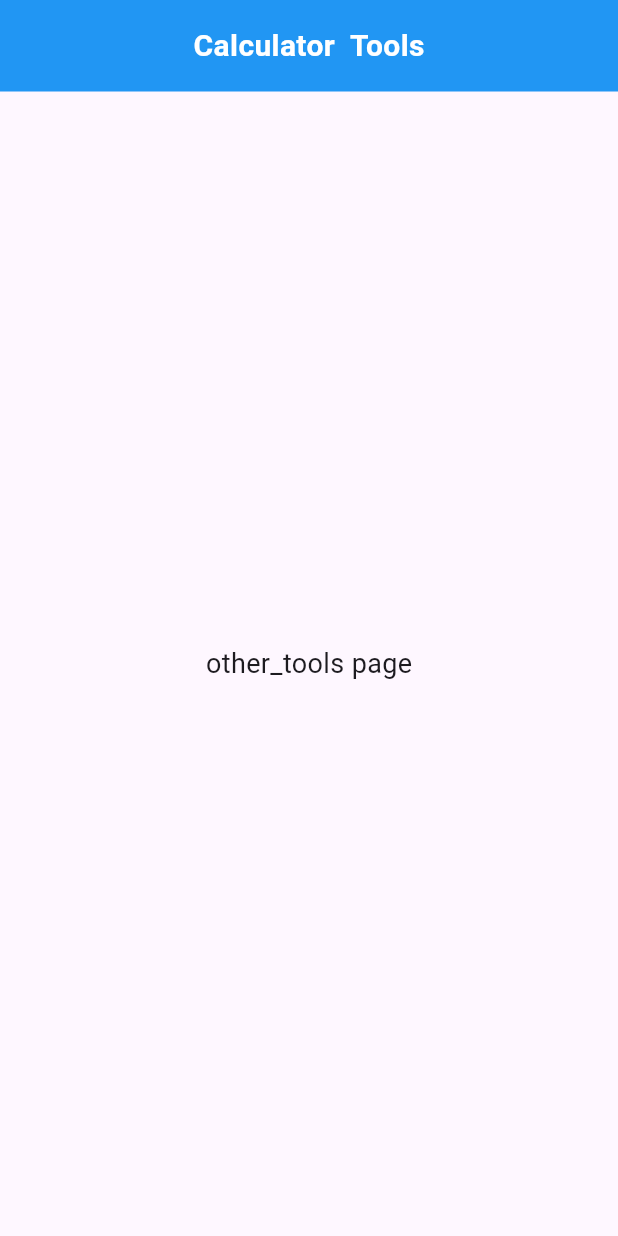
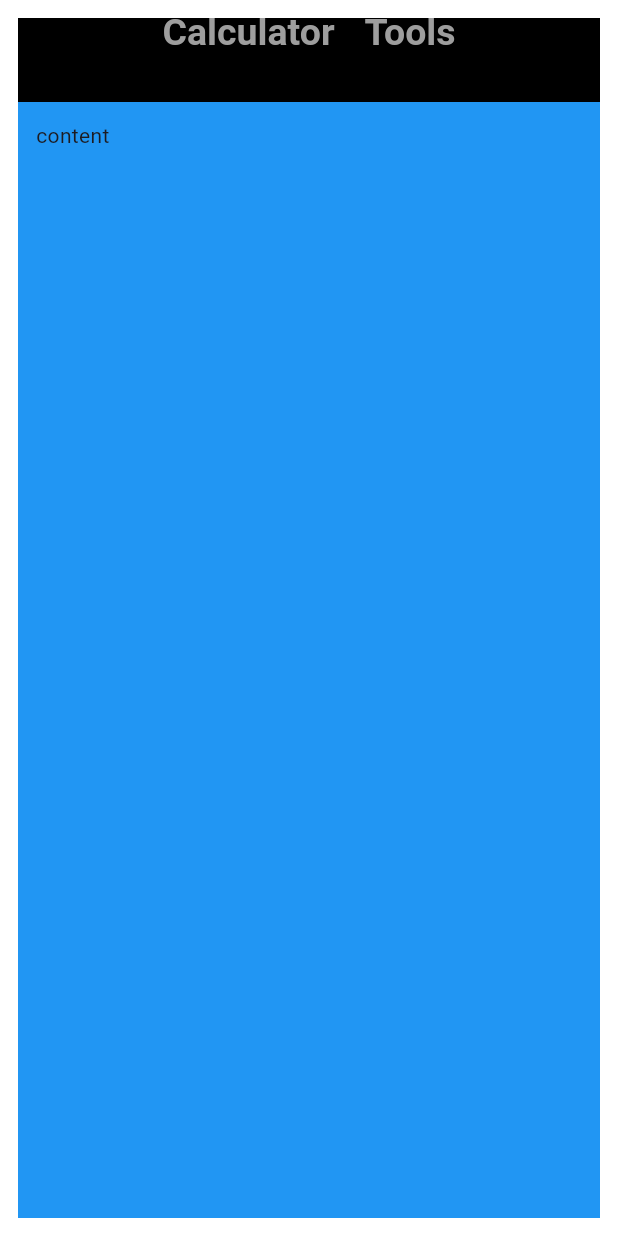
Before and after one commit to xSStephen/calculator, a Flutter app: the screen it shows after launch, swiped to page 2, on a phone screen of 412 x 824 dp. Run offline on Flutter 3.47's test engine with Material 3 defaults, Android fonts, the phone set to English and light mode, and no system bars; our stand-ins replace math_expressions.

Commit message:
fix navbar display

```diff
--- /dev/null
+++ b/bugs.txt
@@ -0,0 +1,3 @@
+Bugs to fix:
+1. Disable the operators to crash the app if one of them is placed first.
+2.
--- a/lib/modules/nav_bar.dart
+++ b/lib/modules/nav_bar.dart
@@ -1,36 +1,31 @@
 import 'package:flutter/material.dart';
 
-class NavBar extends StatefulWidget {
+class NavBar extends StatelessWidget {
   const NavBar({super.key});
 
   @override
-  State<NavBar> createState() => _NavBarState();
-}
-
-class _NavBarState extends State<NavBar> {
-  @override
   Widget build(BuildContext context) {
     return Container(
-      padding: const EdgeInsets.symmetric(vertical: 16.0),
-      color: Colors.blue, // Background color for the header
+      padding: const EdgeInsets.only(top: 4, bottom: 40),
+      color: Colors.black, // Background color for the header
       child: const Row(
         mainAxisAlignment: MainAxisAlignment.center,
         children: [
           Text(
             "Calculator",
             style: TextStyle(
-              fontSize: 20,
+              fontSize: 25,
               fontWeight: FontWeight.bold,
-              color: Colors.white,
+              color: Colors.grey,
             ),
           ),
-          SizedBox(width: 10), // Space between the two texts
+          SizedBox(width: 20), // Space between the two texts
           Text(
             "Tools",
             style: TextStyle(
-              fontSize: 20,
+              fontSize: 25,
               fontWeight: FontWeight.bold,
-              color: Colors.white,
+              color: Colors.grey,
             ),
           ),
         ],
--- /dev/null
+++ b/lib/modules/page_template.dart
@@ -0,0 +1,35 @@
+import 'package:calculator/modules/nav_bar.dart';
+import 'package:flutter/material.dart';
+
+// this page serves as a template for all the pages of the app
+
+class PageTemplate extends StatelessWidget {
+  final Widget body; // The main content of the page
+  final bool showNavBar; // Whether to show the NavBar in the AppBar
+  final EdgeInsetsGeometry padding; // Custom padding for the page
+
+  const PageTemplate({
+    super.key,
+    required this.body, // Pass the page content
+    this.showNavBar = false, // Default to showing the NavBar
+    this.padding = const EdgeInsets.all(12.0), // Default padding
+  });
+
+  @override
+  Widget build(BuildContext context) {
+    return Padding(
+      padding: padding, // Apply consistent padding
+      child: Scaffold(
+        appBar: showNavBar
+            ? AppBar(
+                backgroundColor: Colors.black,
+                elevation: 0,
+                title: const NavBar(), // Include NavBar if enabled
+              )
+            : null, // Optionally hide the AppBar
+        backgroundColor: Colors.blue, // Set a consistent background color
+        body: body, // Display the page content
+      ),
+    );
+  }
+}
--- a/lib/pages/basic_calculator.dart
+++ b/lib/pages/basic_calculator.dart
@@ -1,5 +1,5 @@
 import 'package:calculator/modules/buttons.dart';
-import 'package:calculator/modules/nav_bar.dart';
+import 'package:calculator/modules/page_template.dart';
 import 'package:flutter/material.dart';
 import 'package:math_expressions/math_expressions.dart';
 import 'package:calculator/pages/other_tools.dart';
@@ -45,16 +45,12 @@ class _BasicCalculatorState extends State<BasicCalculator> {
 
   @override
   Widget build(BuildContext context) {
-    return PageView(
+    return PageTemplate(
+      showNavBar: true,
+      body: PageView(
         controller: PageController(initialPage: 0),
         children: [
-        // const NavBar(),
           Scaffold(
-          appBar: AppBar(
-            backgroundColor: Colors.black,
-            elevation: 0,
-            title: const NavBar(),
-          ),
             backgroundColor: Colors.black,
             body: Column(
               children: [
@@ -70,7 +66,8 @@ class _BasicCalculatorState extends State<BasicCalculator> {
                       alignment: Alignment.centerLeft,
                       child: Text(
                         userQuestion,
-                      style: const TextStyle(color: Colors.white, fontSize: 35),
+                        style:
+                            const TextStyle(color: Colors.white, fontSize: 35),
                       ),
                     ),
                     Container(
@@ -78,7 +75,8 @@ class _BasicCalculatorState extends State<BasicCalculator> {
                       alignment: Alignment.centerRight,
                       child: Text(
                         userAnswer,
-                      style: const TextStyle(color: Colors.white, fontSize: 20),
+                        style:
+                            const TextStyle(color: Colors.white, fontSize: 20),
                       ),
                     ),
                   ],
@@ -86,7 +84,8 @@ class _BasicCalculatorState extends State<BasicCalculator> {
                 Expanded(
                   flex: 2,
                   child: GridView.builder(
-                  gridDelegate: const SliverGridDelegateWithFixedCrossAxisCount(
+                    gridDelegate:
+                        const SliverGridDelegateWithFixedCrossAxisCount(
                       crossAxisCount: 4, // Number of columns in the grid
                     ),
                     itemCount:
@@ -151,9 +150,11 @@ class _BasicCalculatorState extends State<BasicCalculator> {
               ],
             ),
           ),
+
           // second page
           const OtherTools(),
         ],
+      ),
     );
   }
 
--- a/lib/pages/other_tools.dart
+++ b/lib/pages/other_tools.dart
@@ -1,25 +1,14 @@
+import 'package:calculator/modules/page_template.dart';
 import 'package:flutter/material.dart';
-import 'package:calculator/modules/nav_bar.dart';
 
 class OtherTools extends StatelessWidget {
   const OtherTools({super.key});
 
   @override
   Widget build(BuildContext context) {
-    return const Scaffold(
-      body: Column(
-        children: [
-          NavBar(), // Display the NavBar here
-          Expanded(
-            child: Center(
-              child: Text(
-                'other_tools page',
-                style: TextStyle(fontSize: 18),
-              ),
-            ),
-          ),
-        ],
-      ),
+    return const PageTemplate(
+      showNavBar: false,
+      body: Text('content'),
     );
   }
 }
```
Lines whose indentation alone changed are shown as unchanged.
